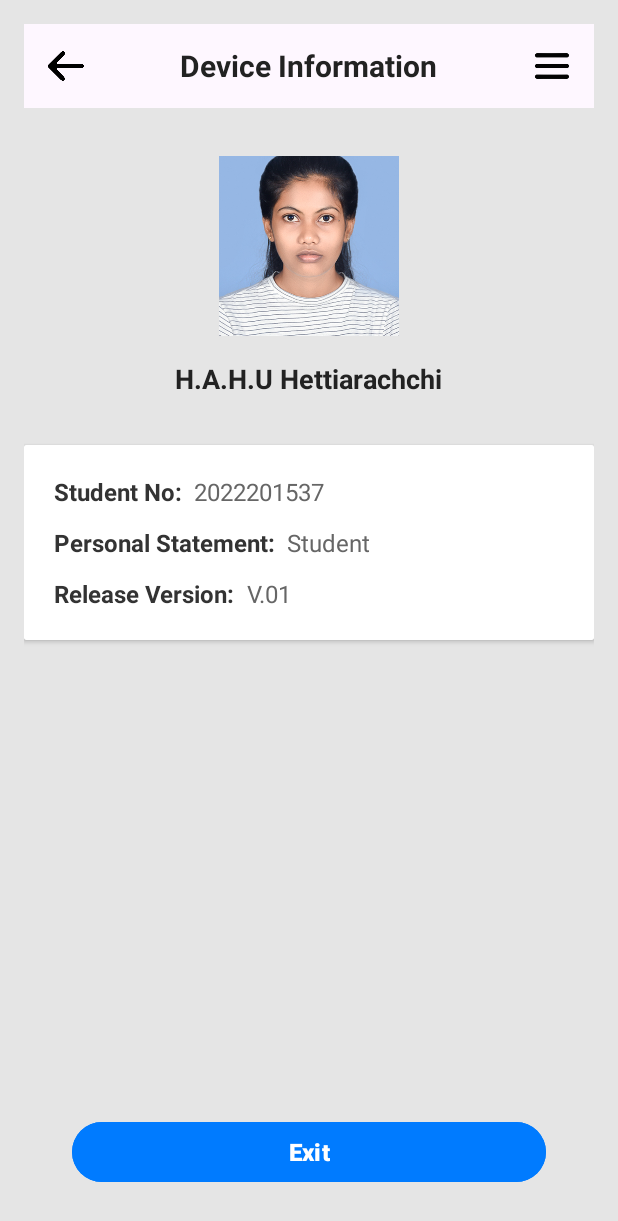
After one commit to HashiniHettiarachchi/RushnewsApp, an Android app: the layout activity_device_info.xml on its own in the app's theme, with its tools: preview values and no code run, on a phone screen of 412 x 824 dp. The commit adds this screen. Shown: the top 1221 px of the screen. Run offline under Robolectric (Android 15) with nearby library versions, the phone set to English and light mode, and no system bars.

Commit message:
developed device information screen

```diff
--- a/app/src/main/AndroidManifest.xml
+++ b/app/src/main/AndroidManifest.xml
@@ -12,6 +12,9 @@
         android:supportsRtl="true"
         android:theme="@style/Theme.RushnewsApp"
         tools:targetApi="31">
+        <activity
+            android:name=".DeviceInfoActivity"
+            android:exported="false" />
         <activity
             android:name=".MoreinfoActivity"
             android:exported="false" />
--- /dev/null
+++ b/app/src/main/java/com/example/rushnewsapp/DeviceInfoActivity.java
@@ -0,0 +1,80 @@
+package com.example.rushnewsapp;
+
+import android.content.Intent;
+import android.os.Bundle;
+import android.widget.ImageView;
+import android.widget.TextView;
+import android.widget.Toast;
+
+import androidx.activity.EdgeToEdge;
+import androidx.appcompat.app.AppCompatActivity;
+import androidx.core.graphics.Insets;
+import androidx.core.view.ViewCompat;
+import androidx.core.view.WindowInsetsCompat;
+
+public class DeviceInfoActivity extends AppCompatActivity {
+
+    private TextView userName, studentNumber, personalStatement, releaseVersion;
+    private ImageView profilePicture, backArrow, moreInfoIcon;
+    private android.widget.Button exitButton;
+
+    @Override
+    protected void onCreate(Bundle savedInstanceState) {
+        super.onCreate(savedInstanceState);
+        EdgeToEdge.enable(this);
+        setContentView(R.layout.activity_device_info);
+
+        // Handle system window insets for edge-to-edge display
+        ViewCompat.setOnApplyWindowInsetsListener(findViewById(R.id.main), (v, insets) -> {
+            Insets systemBars = insets.getInsets(WindowInsetsCompat.Type.systemBars());
+            v.setPadding(systemBars.left, systemBars.top, systemBars.right, systemBars.bottom);
+            return insets;
+        });
+
+        // Initialize views
+        userName = findViewById(R.id.user_name);
+        studentNumber = findViewById(R.id.student_number);
+        personalStatement = findViewById(R.id.personal_statement);
+        releaseVersion = findViewById(R.id.release_version);
+        profilePicture = findViewById(R.id.profile_picture);
+        backArrow = findViewById(R.id.arrow_back);
+        moreInfoIcon = findViewById(R.id.menu_icon);
+        exitButton = findViewById(R.id.exit_button);
+
+        // Load static or dynamic user info
+        loadUserData();
+
+        // Set click listeners
+        backArrow.setOnClickListener(v -> finish()); // Return to previous screen
+        moreInfoIcon.setOnClickListener(v -> {
+            // Navigate to MoreinfoActivity
+            Intent intent = new Intent(this, MoreinfoActivity.class);
+            startActivity(intent);
+        });
+        exitButton.setOnClickListener(v -> {
+            // Exit app or go to main screen
+            Intent intent = new Intent(this, NewsActivity.class);
+            intent.setFlags(Intent.FLAG_ACTIVITY_NEW_TASK | Intent.FLAG_ACTIVITY_CLEAR_TASK);
+            startActivity(intent);
+            finish();
+        });
+        profilePicture.setOnClickListener(v -> {
+            Toast.makeText(this, "Profile picture clicked!", Toast.LENGTH_SHORT).show();
+            // Optional: navigate to profile editing
+        });
+    }
+
+    private void loadUserData() {
+        // For demonstration, static data; replace with real data source
+        userName.setText("H.A.H.U Hettiarachchi");
+        studentNumber.setText("2022201537");
+        personalStatement.setText("Student");
+        // Dynamically get app version
+        try {
+            String version = getPackageManager().getPackageInfo(getPackageName(), 0).versionName;
+            releaseVersion.setText("V." + version);
+        } catch (Exception e) {
+            releaseVersion.setText("V.01");
+        }
+    }
+}
--- a/app/src/main/java/com/example/rushnewsapp/MoreinfoActivity.java
+++ b/app/src/main/java/com/example/rushnewsapp/MoreinfoActivity.java
@@ -2,7 +2,6 @@ package com.example.rushnewsapp;
 
 import android.content.Intent;
 import android.os.Bundle;
-import android.view.View;
 import android.widget.ImageView;
 import android.widget.LinearLayout;
 import android.widget.TextView;
@@ -41,31 +40,33 @@ public class MoreinfoActivity extends AppCompatActivity {
         deviceInfoLayout = findViewById(R.id.device_info_layout);
         signOut = findViewById(R.id.sign_out);
 
-        // Back button functionality
+        // Back button
         arrowBack.setOnClickListener(v -> finish());
 
-        // More info icon click (you can expand this logic)
+        // Optional: handle more info icon
         moreInfoIcon.setOnClickListener(v ->
                 Toast.makeText(this, "More options coming soon", Toast.LENGTH_SHORT).show());
 
-        // Home layout click
+        // Home
         homeLayout.setOnClickListener(v ->
                 Toast.makeText(this, "Home clicked", Toast.LENGTH_SHORT).show());
-        // startActivity(new Intent(this, HomeActivity.class)); // Uncomment if HomeActivity exists
+        // startActivity(new Intent(this, HomeActivity.class));
 
-        // Profile layout click
+        // Profile
         profileLayout.setOnClickListener(v ->
                 Toast.makeText(this, "My Profile clicked", Toast.LENGTH_SHORT).show());
         // startActivity(new Intent(this, ProfileActivity.class));
 
-        // Device info layout click
-        deviceInfoLayout.setOnClickListener(v ->
-                Toast.makeText(this, "Device Info clicked", Toast.LENGTH_SHORT).show());
-        // startActivity(new Intent(this, DeviceInfoActivity.class));
+        // Device Info - navigate to DeviceInfoActivity
+        deviceInfoLayout.setOnClickListener(v -> {
+            Intent intent = new Intent(MoreinfoActivity.this, DeviceInfoActivity.class);
+            startActivity(intent);
+        });
 
-        // Sign out click
+
+        // Sign out
         signOut.setOnClickListener(v ->
                 Toast.makeText(this, "Signed out", Toast.LENGTH_SHORT).show());
-        // Implement actual sign-out logic (e.g., clear user session, go to login screen)
+        // Implement sign-out logic here
     }
 }
--- /dev/null
+++ b/app/src/main/res/layout/activity_device_info.xml
@@ -0,0 +1,187 @@
+<?xml version="1.0" encoding="utf-8"?>
+<LinearLayout xmlns:android="http://schemas.android.com/apk/res/android"
+    android:id="@+id/main"
+    android:layout_width="match_parent"
+    android:layout_height="match_parent"
+    android:orientation="vertical"
+    android:background="#E5E5E5"
+    android:padding="16dp">
+
+    <!-- Top Bar -->
+    <RelativeLayout
+        android:layout_width="match_parent"
+        android:layout_height="56dp"
+        android:background="#FEF7FF"
+        android:paddingStart="8dp"
+        android:paddingEnd="8dp">
+
+        <ImageView
+            android:id="@+id/arrow_back"
+            android:layout_width="24dp"
+            android:layout_height="24dp"
+            android:layout_alignParentStart="true"
+            android:layout_centerVertical="true"
+            android:src="@drawable/arrow"
+            android:contentDescription="Back"
+            android:layout_marginStart="8dp" />
+
+        <TextView
+            android:layout_width="wrap_content"
+            android:layout_height="wrap_content"
+            android:text="Device Information"
+            android:textSize="20sp"
+            android:textStyle="bold"
+            android:fontFamily="sans-serif"
+            android:layout_centerInParent="true"
+            android:textColor="#222222" />
+
+        <ImageView
+            android:id="@+id/menu_icon"
+            android:layout_width="24dp"
+            android:layout_height="24dp"
+            android:layout_alignParentEnd="true"
+            android:layout_centerVertical="true"
+            android:src="@drawable/menu"
+            android:contentDescription="Menu"
+            android:layout_marginEnd="8dp" />
+    </RelativeLayout>
+
+    <!-- Profile Section -->
+    <LinearLayout
+        android:layout_width="match_parent"
+        android:layout_height="wrap_content"
+        android:orientation="vertical"
+        android:gravity="center_horizontal"
+        android:layout_marginTop="32dp"
+        android:layout_marginBottom="32dp">
+
+        <ImageView
+            android:id="@+id/profile_picture"
+            android:layout_width="120dp"
+            android:layout_height="120dp"
+            android:src="@drawable/profile"
+            android:contentDescription="Profile Picture"
+            android:scaleType="centerCrop" />
+
+        <TextView
+            android:id="@+id/user_name"
+            android:layout_width="wrap_content"
+            android:layout_height="wrap_content"
+            android:text="H.A.H.U Hettiarachchi"
+            android:textSize="18sp"
+            android:textStyle="bold"
+            android:textColor="#222"
+            android:layout_marginTop="16dp"
+            android:textAlignment="center"/>
+    </LinearLayout>
+
+    <!-- Device Information Card -->
+    <androidx.cardview.widget.CardView
+        android:layout_width="match_parent"
+        android:layout_height="wrap_content"
+        android:layout_marginBottom="16dp"
+        >
+
+        <LinearLayout
+            android:layout_width="match_parent"
+            android:layout_height="wrap_content"
+            android:orientation="vertical"
+            android:padding="20dp"
+            android:background="#FFFFFF">
+
+            <!-- Student Number -->
+            <LinearLayout
+                android:layout_width="match_parent"
+                android:layout_height="wrap_content"
+                android:orientation="horizontal"
+                android:layout_marginBottom="12dp">
+
+                <TextView
+                    android:layout_width="wrap_content"
+                    android:layout_height="wrap_content"
+                    android:text="Student No:"
+                    android:textSize="16sp"
+                    android:textStyle="bold"
+                    android:textColor="#333"
+                    android:layout_marginEnd="8dp"/>
+
+                <TextView
+                    android:id="@+id/student_number"
+                    android:layout_width="wrap_content"
+                    android:layout_height="wrap_content"
+                    android:text="2022201537"
+                    android:textSize="16sp"
+                    android:textColor="#666"/>
+            </LinearLayout>
+
+            <!-- Personal Statement -->
+            <LinearLayout
+                android:layout_width="match_parent"
+                android:layout_height="wrap_content"
+                android:orientation="horizontal"
+                android:layout_marginBottom="12dp">
+
+                <TextView
+                    android:layout_width="wrap_content"
+                    android:layout_height="wrap_content"
+                    android:text="Personal Statement:"
+                    android:textSize="16sp"
+                    android:textStyle="bold"
+                    android:textColor="#333"
+                    android:layout_marginEnd="8dp"/>
+
+                <TextView
+                    android:id="@+id/personal_statement"
+                    android:layout_width="wrap_content"
+                    android:layout_height="wrap_content"
+                    android:text="Student"
+                    android:textSize="16sp"
+                    android:textColor="#666"/>
+            </LinearLayout>
+
+            <!-- Release Version -->
+            <LinearLayout
+                android:layout_width="match_parent"
+                android:layout_height="wrap_content"
+                android:orientation="horizontal">
+
+                <TextView
+                    android:layout_width="wrap_content"
+                    android:layout_height="wrap_content"
+                    android:text="Release Version:"
+                    android:textSize="16sp"
+                    android:textStyle="bold"
+                    android:textColor="#333"
+                    android:layout_marginEnd="8dp"/>
+
+                <TextView
+                    android:id="@+id/release_version"
+                    android:layout_width="wrap_content"
+                    android:layout_height="wrap_content"
+                    android:text="V.01"
+                    android:textSize="16sp"
+                    android:textColor="#666"/>
+            </LinearLayout>
+        </LinearLayout>
+    </androidx.cardview.widget.CardView>
+
+    <!-- Spacer -->
+    <View
+        android:layout_width="match_parent"
+        android:layout_height="0dp"
+        android:layout_weight="1"/>
+
+    <!-- Exit Button -->
+    <Button
+        android:id="@+id/exit_button"
+        android:layout_width="match_parent"
+        android:layout_height="48dp"
+        android:layout_marginStart="32dp"
+        android:layout_marginEnd="32dp"
+        android:layout_marginBottom="16dp"
+        android:text="Exit"
+        android:textColor="#FFFFFF"
+        android:textSize="16sp"
+        android:textStyle="bold"
+        android:backgroundTint="#007BFF"/>
+</LinearLayout>
```
Also changed, not shown: app/src/main/res/drawable/profile.JPG (added).
